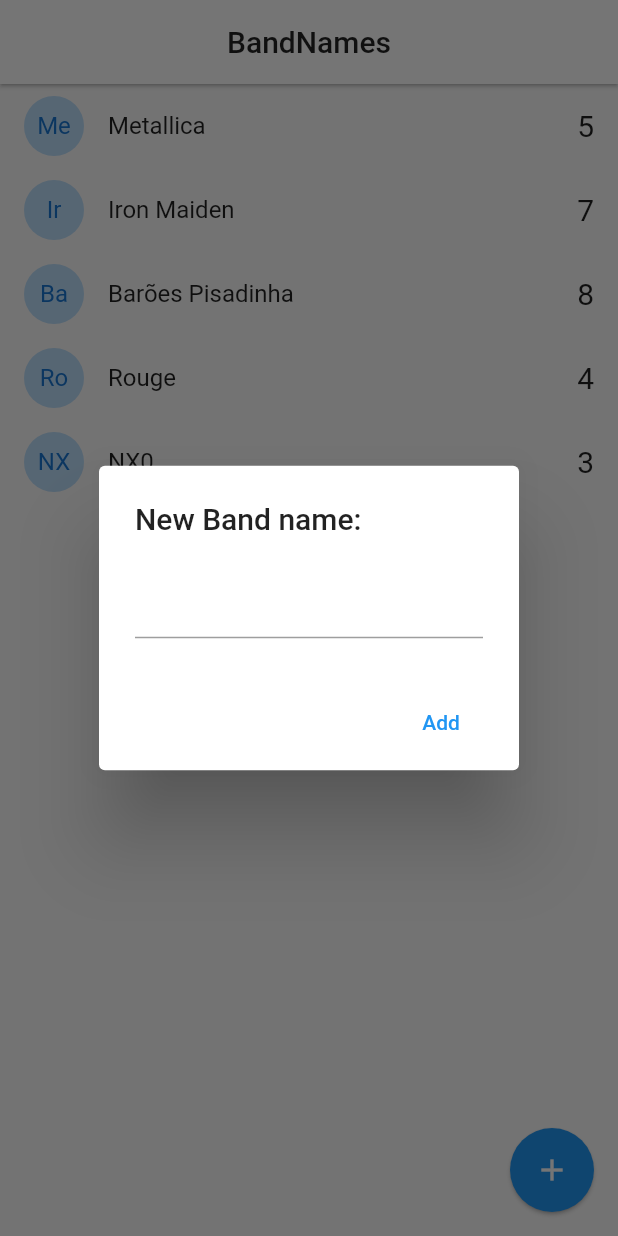
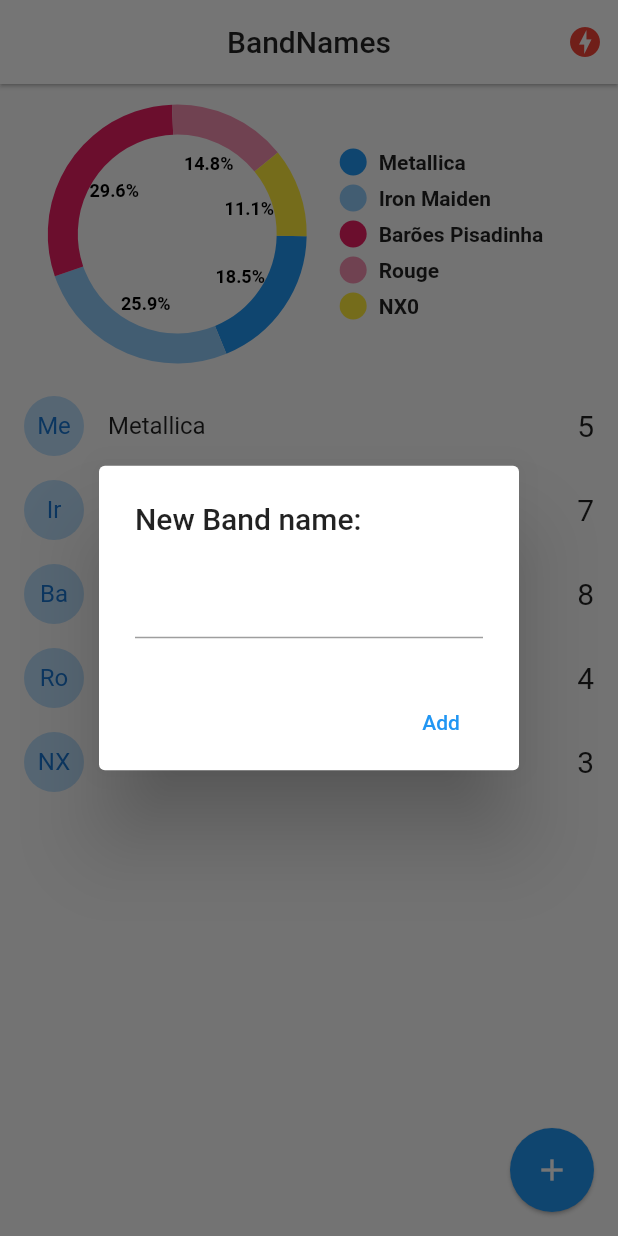
Before and after one commit to NicolasRios/flutter-bandnames-socket, a Flutter app: the screen it shows after launch, after a tap on the "add" icon, on a phone screen of 412 x 824 dp. Run offline on Flutter 3.47's test engine with Material 2 defaults, Android fonts, the phone set to English and light mode, and no system bars; drawn by our look-alikes of pie_chart; our stand-ins replace socket_io_client; network calls fail.

Commit message:
App Terminado

```diff
--- a/lib/main.dart
+++ b/lib/main.dart
@@ -1,5 +1,9 @@
+import 'package:band_name/services/socket_service.dart';
+import 'package:flutter/material.dart';
+import 'package:provider/provider.dart';
+
 import 'package:band_name/pages/home.dart';
-import 'package:flutter/material.dart';
+import 'package:band_name/pages/status.dart';
 
 void main() => runApp(const MyApp());
 
@@ -8,13 +12,21 @@ class MyApp extends StatelessWidget {
 
   @override
   Widget build(BuildContext context) {
-    return MaterialApp(
+    return MultiProvider(
+      providers: [
+        ChangeNotifierProvider(
+          create: (_) => SocketService(),
+        )
+      ],
+      child: MaterialApp(
         debugShowCheckedModeBanner: false,
         title: 'Material App',
         initialRoute: 'home',
         routes: {
           'home': (_) => const HomePage(),
+          'status': (_) => StatusPage(),
         },
+      ),
     );
   }
 }
--- a/lib/models/band.dart
+++ b/lib/models/band.dart
@@ -10,8 +10,8 @@ class Band {
   });
 
   factory Band.fromMap(Map<String, dynamic> obj) => Band(
-        id: obj['id'],
-        name: obj['name'],
-        votes: obj['votes'],
+        id: obj.containsKey('id') ? obj['id'] : 'no-id',
+        name: obj.containsKey('name') ? obj['name'] : 'no-name',
+        votes: obj.containsKey('votes') ? obj['votes'] : 'no-votes',
       );
 }
--- a/lib/pages/home.dart
+++ b/lib/pages/home.dart
@@ -1,9 +1,12 @@
 import 'dart:io';
 
+import 'package:band_name/services/socket_service.dart';
 import 'package:flutter/cupertino.dart';
 import 'package:flutter/material.dart';
 
 import 'package:band_name/models/band.dart';
+import 'package:pie_chart/pie_chart.dart';
+import 'package:provider/provider.dart';
 
 class HomePage extends StatefulWidget {
   const HomePage({super.key});
@@ -22,7 +25,32 @@ class _HomePageState extends State<HomePage> {
   ];
 
   @override
+  void initState() {
+    final socketService = Provider.of<SocketService>(context, listen: false);
+
+    socketService.socket.on('active-bands', _handleActiveBands);
+    super.initState();
+  }
+
+  _handleActiveBands(dynamic payload) {
+    bands = (payload as List).map((band) => Band.fromMap(band)).toList();
+
+    setState(() {});
+  }
+
+  @override
+  void dispose() {
+    final socketService = Provider.of<SocketService>(context);
+
+    socketService.socket.off('active-bands');
+
+    super.dispose();
+  }
+
+  @override
   Widget build(BuildContext context) {
+    final socketService = Provider.of<SocketService>(context);
+
     return Scaffold(
       appBar: AppBar(
         title: const Text(
@@ -34,10 +62,31 @@ class _HomePageState extends State<HomePage> {
         centerTitle: true,
         backgroundColor: Colors.white,
         elevation: 1,
+        actions: [
+          Container(
+            margin: const EdgeInsets.only(right: 10),
+            child: (socketService.serverStatus == ServerStatus.Online)
+                ? Icon(
+                    Icons.check_circle,
+                    color: Colors.blue[300],
+                  )
+                : const Icon(
+                    Icons.offline_bolt,
+                    color: Colors.red,
                   ),
-      body: ListView.builder(
+          ),
+        ],
+      ),
+      body: Column(
+        children: [
+          _showGraph(),
+          Expanded(
+            child: ListView.builder(
               itemCount: bands.length,
-        itemBuilder: (BuildContext context, i) => _bandTile(bands[i]),
+              itemBuilder: (context, i) => _bandTile(bands[i]),
+            ),
+          ),
+        ],
       ),
       floatingActionButton: FloatingActionButton(
         elevation: 1,
@@ -48,12 +97,12 @@ class _HomePageState extends State<HomePage> {
   }
 
   Widget _bandTile(Band band) {
+    final socketService = Provider.of<SocketService>(context, listen: false);
+
     return Dismissible(
       key: Key(band.id),
       direction: DismissDirection.startToEnd,
-      onDismissed: (direction) {
-        print('direction: $direction');
-      },
+      onDismissed: (_) => socketService.emit('delete-band', {'id': band.id}),
       background: Container(
         padding: const EdgeInsets.only(left: 8.0),
         color: Colors.red,
@@ -77,9 +126,7 @@ class _HomePageState extends State<HomePage> {
           '${band.votes}',
           style: const TextStyle(fontSize: 20),
         ),
-        onTap: () {
-          print(band.name);
-        },
+        onTap: () => socketService.socket.emit('vote-band', {'id': band.id}),
       ),
     );
   }
@@ -89,8 +136,7 @@ class _HomePageState extends State<HomePage> {
 
     if (Platform.isAndroid) {
       return showDialog(
-        builder: (context) {
-          return AlertDialog(
+        builder: (_) => AlertDialog(
           title: const Text('New Band name: '),
           content: TextField(
             controller: textController,
@@ -103,16 +149,14 @@ class _HomePageState extends State<HomePage> {
               child: const Text('Add'),
             ),
           ],
-          );
-        },
+        ),
         context: context,
       );
     }
 
     showCupertinoDialog(
       context: context,
-        builder: (_) {
-          return CupertinoAlertDialog(
+      builder: (_) => CupertinoAlertDialog(
         title: const Text('New Band name: '),
         content: CupertinoTextField(
           controller: textController,
@@ -129,18 +173,67 @@ class _HomePageState extends State<HomePage> {
             onPressed: () => Navigator.pop(context),
           ),
         ],
+      ),
     );
-        });
   }
 
   void addBandToList(String name) {
-    print(name);
     if (name.length > 1) {
-      bands.add(Band(id: DateTime.now().toString(), name: name, votes: 5));
+      final sockeService = Provider.of<SocketService>(context, listen: false);
+      sockeService.emit('add-band', {'name': name});
     }
-
-    setState(() {});
 
     Navigator.pop(context);
   }
+
+  Widget _showGraph() {
+    Map<String, double> dataMap = Map();
+    // dataMap.putIfAbsent('Flutter', () => 5);
+    bands.forEach((band) {
+      dataMap.putIfAbsent(band.name, () => band.votes.toDouble());
+    });
+
+    final List<Color> colorList = [
+      Colors.blue,
+      Colors.blue.shade200,
+      Colors.pink,
+      Colors.pink.shade200,
+      Colors.yellow,
+      Colors.yellow.shade200,
+    ];
+
+    return Container(
+      width: double.infinity,
+      height: 200,
+      child: PieChart(
+        dataMap: dataMap,
+        animationDuration: const Duration(milliseconds: 800),
+        chartLegendSpacing: 32,
+        chartRadius: MediaQuery.of(context).size.width / 2.7,
+        colorList: colorList,
+        initialAngleInDegree: 1,
+        chartType: ChartType.ring,
+        ringStrokeWidth: 20,
+        centerText: "",
+        legendOptions: const LegendOptions(
+          showLegendsInRow: false,
+          legendPosition: LegendPosition.right,
+          showLegends: true,
+          // legendShape: _BoxShape.circle,
+          legendTextStyle: TextStyle(
+            fontWeight: FontWeight.bold,
+          ),
+        ),
+        chartValuesOptions: const ChartValuesOptions(
+          showChartValueBackground: false,
+          showChartValues: true,
+          showChartValuesInPercentage: true,
+          showChartValuesOutside: false,
+          decimalPlaces: 1,
+        ),
+        // gradientList: ---To add gradient colors---
+        // emptyColorGradient: ---Empty Color gradient---
+      ),
+    );
   }
+}
--- /dev/null
+++ b/lib/services/socket_service.dart
@@ -0,0 +1,47 @@
+import 'package:flutter/material.dart';
+// ignore: library_prefixes
+import 'package:socket_io_client/socket_io_client.dart' as IO;
+
+enum ServerStatus {
+  Online,
+  Offline,
+  Connecting,
+}
+
+class SocketService with ChangeNotifier {
+  late ServerStatus _serverStatus = ServerStatus.Connecting;
+  late IO.Socket _socket;
+
+  ServerStatus get serverStatus => _serverStatus;
+  IO.Socket get socket => _socket;
+  Function get emit => _socket.emit;
+
+  SocketService() {
+    _initConfig();
+  }
+
+  void _initConfig() {
+    // Dart client
+    _socket = IO.io(
+        'http://192.168.100.33:3000/',
+        IO.OptionBuilder()
+            .setTransports(['websocket'])
+            .enableAutoConnect()
+            .build());
+
+    _socket.onConnect((_) {
+      _serverStatus = ServerStatus.Online;
+      notifyListeners();
+    });
+    _socket.onDisconnect((_) {
+      _serverStatus = ServerStatus.Offline;
+      notifyListeners();
+    });
+
+    // socket.on('nova-mensagem', (payload) {
+    //   print('nova-mensagem: ');
+    //   print('nombre:' + payload['nombre']);
+    //   print('mensagem:' + payload['mensagem']);
+    // });
+  }
+}
--- a/pubspec.yaml
+++ b/pubspec.yaml
@@ -36,6 +36,9 @@ dependencies:
   # The following adds the Cupertino Icons font to your application.
   # Use with the CupertinoIcons class for iOS style icons.
   cupertino_icons: ^1.0.2
+  socket_io_client: ^2.0.0-beta.4-nullsafety.0
+  provider: ^6.0.5
+  pie_chart: ^5.3.2
 
 dev_dependencies:
   flutter_test:
```
Also changed, not shown: lib/pages/status.dart (added, +30 -0 lines), pubspec.lock. Lines whose indentation alone changed are shown as unchanged.
